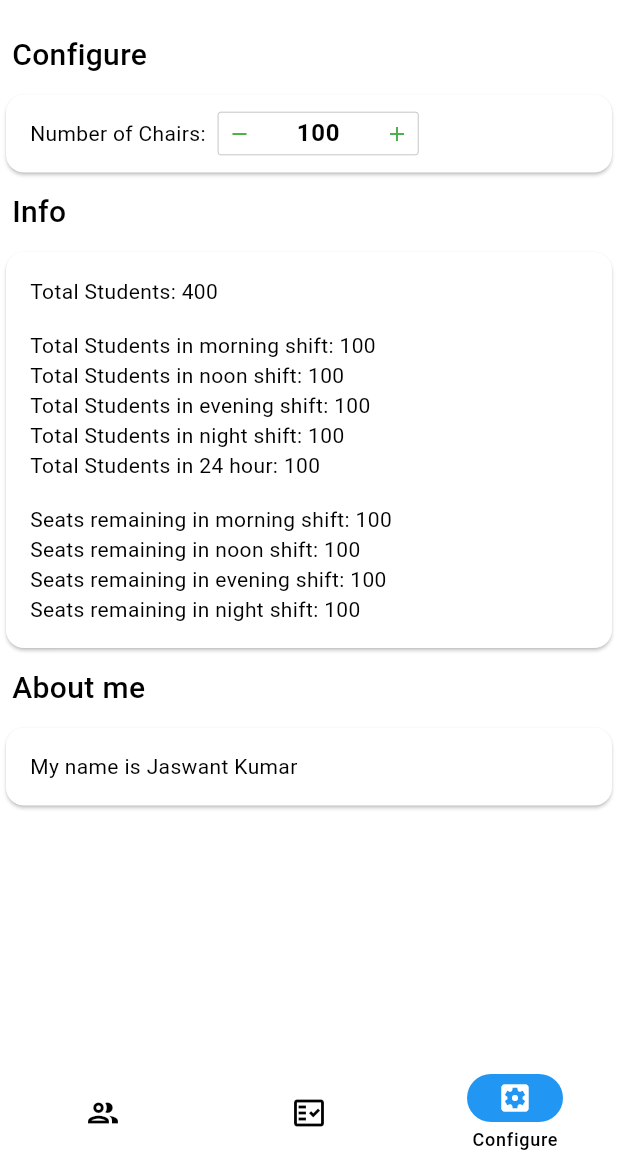
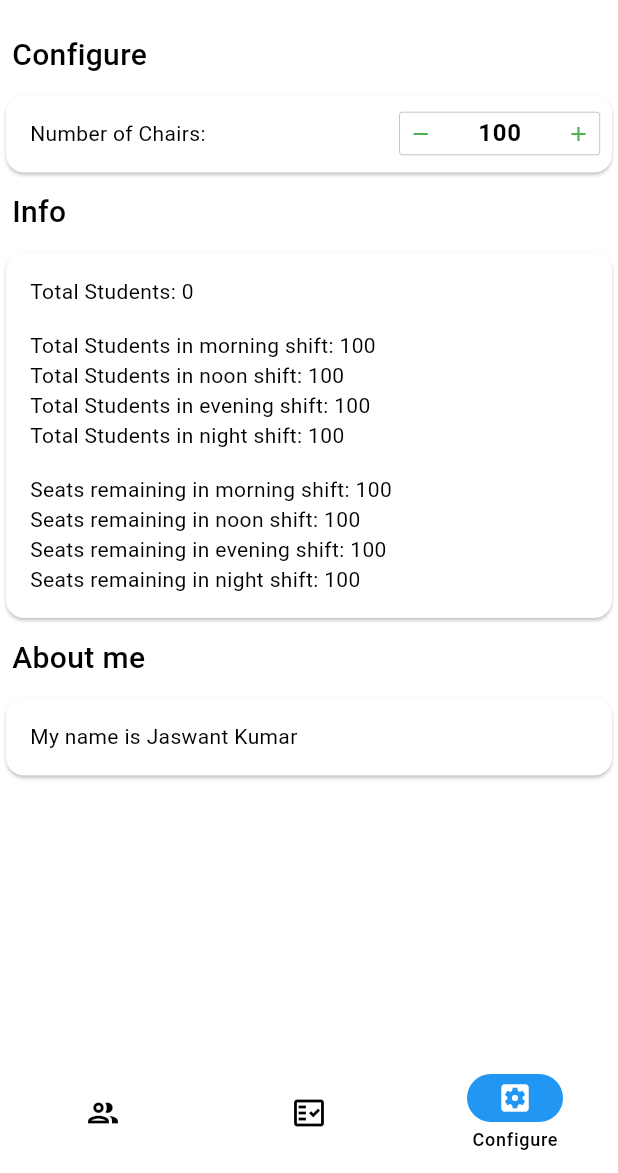
Before and after one commit to jaswantk917/library_manager, a Flutter app: the screen it shows after launch, item 3 of the bottom bar chosen, on a phone screen of 412 x 824 dp, the part 63-1236 px from its top. Run offline on Flutter 3.47's test engine with Material 2 defaults, Android fonts, the phone set to English and light mode, and no system bars; drawn by our look-alikes of dynamic_color, input_quantity; our stand-ins replace font_awesome_flutter, shared_preferences.

Commit message:
configure page

```diff
--- a/lib/main.dart
+++ b/lib/main.dart
@@ -94,9 +94,8 @@ class _MyHomePageState extends State<MyHomePage> {
       body: mainPage(),
       floatingActionButton: (currentPageIndex == 0)
           ? FloatingActionButton(
-              onPressed: () {
-                print('tapped');
-                Navigator.push(
+              onPressed: () async {
+                await Navigator.push(
                   context,
                   MaterialPageRoute(
                     builder: (context) {
--- a/lib/repositories/student_list.dart
+++ b/lib/repositories/student_list.dart
@@ -35,6 +35,19 @@ class StudentRepository {
     studentList[index].lastPaymentDate = lastPaymentDate;
     prefs.setString('student', studentListToJson(studentList));
   }
+
+  Future<List<int>> getSeatData() async {
+    final prefs = await SharedPreferences.getInstance();
+    List<StudentModel> studentList =
+        studentListFromJson(prefs.getString('student') ?? '[]');
+    int seats = prefs.getInt('seats') ?? 100;
+    return [seats, studentList.length, 100, 100, 100, 100];
+  }
+
+  Future<void> setSeats(int seats) async {
+    final prefs = await SharedPreferences.getInstance();
+    prefs.setInt('seats', seats);
+  }
   // Future<void> addStudent(StudentModel student) async {
   //   final prefs = await SharedPreferences.getInstance();
   //   //List<Student>? students = await loadStudents();
--- a/lib/screens/configure_page.dart
+++ b/lib/screens/configure_page.dart
@@ -1,5 +1,6 @@
 import 'package:flutter/material.dart';
 import 'package:input_quantity/input_quantity.dart';
+import 'package:library_management/repositories/student_list.dart';
 
 class ConfigurePage extends StatefulWidget {
   const ConfigurePage({super.key});
@@ -9,8 +10,30 @@ class ConfigurePage extends StatefulWidget {
 }
 
 class _ConfigurePageState extends State<ConfigurePage> {
+  late Future<List<int>> future;
+  StudentRepository repository = StudentRepository();
+
+  @override
+  void initState() {
+    super.initState();
+    future = repository.getSeatData();
+  }
+
   @override
   Widget build(BuildContext context) {
+    return FutureBuilder(
+      future: future,
+      builder: (context, snapshot) {
+        if (snapshot.connectionState != ConnectionState.done) {
+          return const Center(
+            child: CircularProgressIndicator.adaptive(),
+          );
+        } else if (snapshot.hasError) {
+          return const Center(
+            child: Text('Something went wrong'),
+          );
+        } else {
+          List<int> data = snapshot.data!;
           return ListView(
             children: [
               const Padding(
@@ -24,15 +47,16 @@ class _ConfigurePageState extends State<ConfigurePage> {
                 child: Padding(
                   padding: const EdgeInsets.all(8.0),
                   child: Row(
+                    mainAxisAlignment: MainAxisAlignment.spaceBetween,
                     children: [
                       const Padding(
                         padding: EdgeInsets.all(8.0),
                         child: Text('Number of Chairs:'),
                       ),
                       InputQty(
-                  maxVal: 500,
-                  initVal: 100,
-                  minVal: 20,
+                        maxVal: 5000,
+                        initVal: data[0],
+                        minVal: 0,
                         isIntrinsicWidth: true,
                         borderShape: BorderShapeBtn.circle,
                         boxDecoration: const BoxDecoration(),
@@ -41,7 +65,8 @@ class _ConfigurePageState extends State<ConfigurePage> {
                         btnColor2: Theme.of(context).colorScheme.onBackground,
                         plusBtn: const Icon(Icons.add),
                         minusBtn: const Icon(Icons.remove),
-                  onQtyChanged: (val) {
+                        onQtyChanged: (val) async {
+                          repository.setSeats(val!.toInt());
                           print(val);
                         },
                       ),
@@ -56,24 +81,23 @@ class _ConfigurePageState extends State<ConfigurePage> {
                   style: TextStyle(fontSize: 20, fontWeight: FontWeight.w500),
                 ),
               ),
-        const Card(
+              Card(
                 child: Padding(
-            padding: EdgeInsets.all(16.0),
+                  padding: const EdgeInsets.all(16.0),
                   child: Column(
                     crossAxisAlignment: CrossAxisAlignment.start,
                     children: [
-                Text('Total Students: 400'),
-                Divider(),
-                Text('Total Students in morning shift: 100'),
-                Text('Total Students in noon shift: 100'),
-                Text('Total Students in evening shift: 100'),
-                Text('Total Students in night shift: 100'),
-                Text('Total Students in 24 hour: 100'),
-                Divider(),
-                Text('Seats remaining in morning shift: 100'),
-                Text('Seats remaining in noon shift: 100'),
-                Text('Seats remaining in evening shift: 100'),
-                Text('Seats remaining in night shift: 100'),
+                      Text('Total Students: ${data[1]}'),
+                      const Divider(),
+                      Text('Total Students in morning shift: ${data[2]}'),
+                      Text('Total Students in noon shift: ${data[3]}'),
+                      Text('Total Students in evening shift: ${data[4]}'),
+                      Text('Total Students in night shift: ${data[5]}'),
+                      const Divider(),
+                      const Text('Seats remaining in morning shift: 100'),
+                      const Text('Seats remaining in noon shift: 100'),
+                      const Text('Seats remaining in evening shift: 100'),
+                      const Text('Seats remaining in night shift: 100'),
                     ],
                   ),
                 ),
@@ -94,4 +118,7 @@ class _ConfigurePageState extends State<ConfigurePage> {
             ],
           );
         }
+      },
+    );
   }
+}
--- a/lib/screens/students_list.dart
+++ b/lib/screens/students_list.dart
@@ -52,7 +52,6 @@ class _StudentListState extends State<StudentList> {
                     subtitle: Text(
                         'Last paid on ${DateFormat.yMMMd().format(student.admissionDate)}'),
                     onTap: () {
-                      print('tapped');
                       Navigator.push(
                         context,
                         MaterialPageRoute(
--- a/lib/src/common_functions.dart
+++ b/lib/src/common_functions.dart
@@ -8,7 +8,7 @@ Slots getCurrentSlot() {
       return Slots.noon;
     case >= 16 && <= 20:
       return Slots.evening;
-    case >= 21 && <= 3:
+    case >= 21 || <= 3:
       return Slots.night;
     default:
       return Slots.evening;
```
Lines whose indentation alone changed are shown as unchanged.
